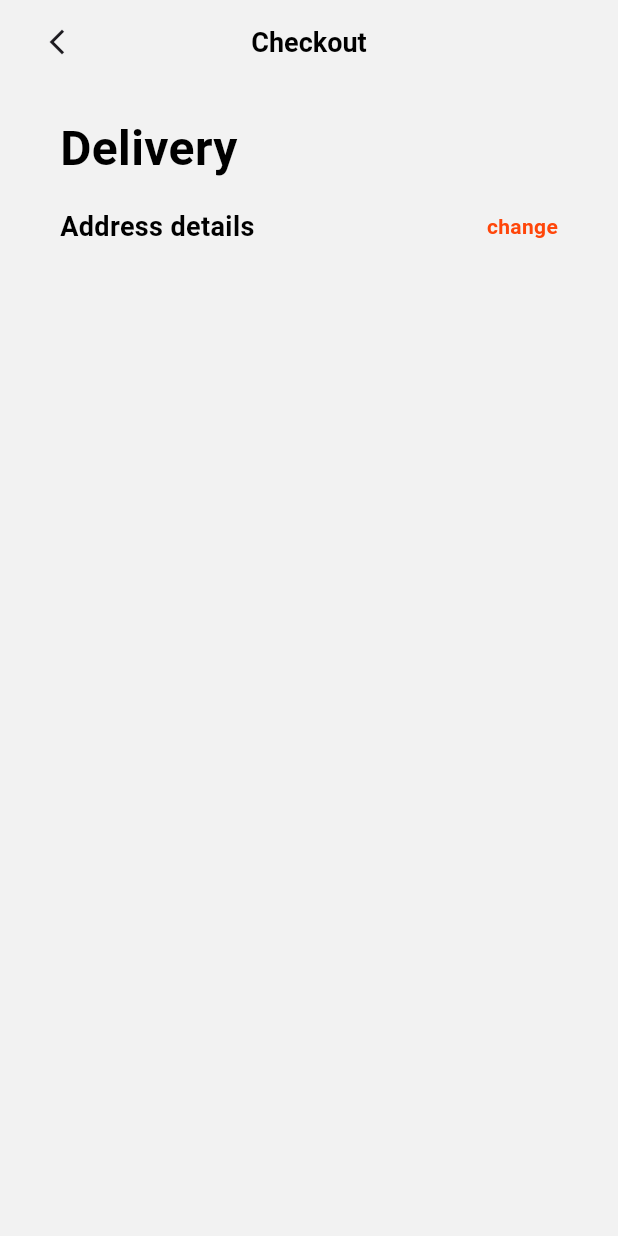
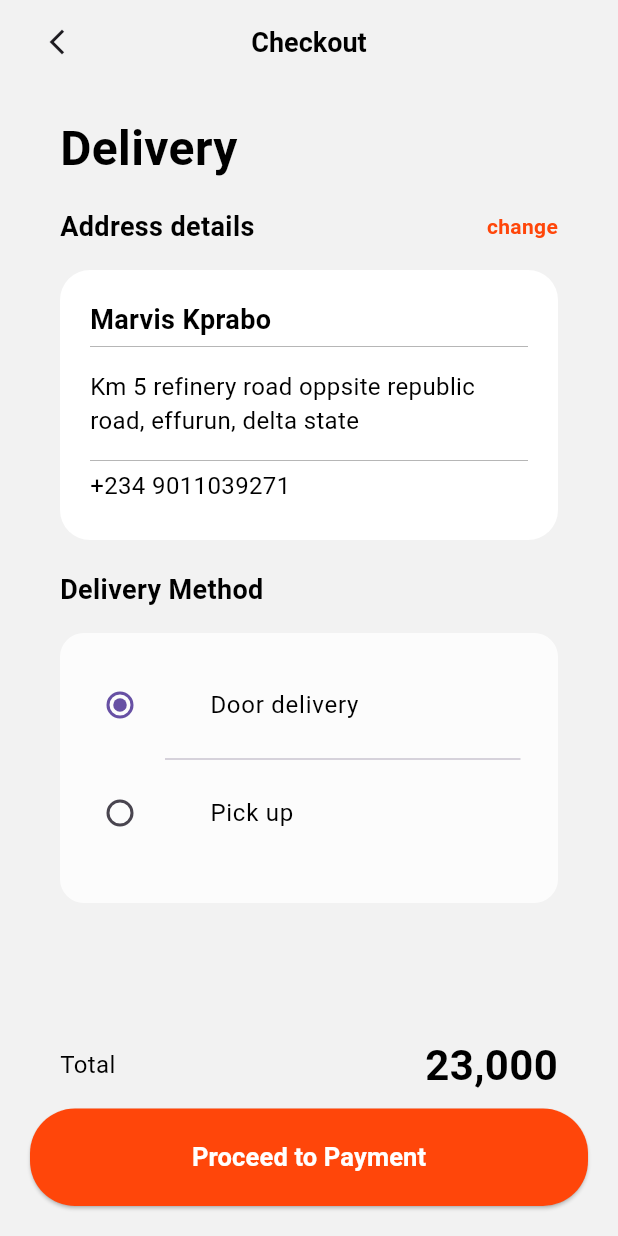
Before and after one commit to ferya2/cafe_app, a Flutter app: the DeliveryPage screen opened directly, on a phone screen of 412 x 824 dp. Run offline on Flutter 3.47's test engine with Material 3 defaults, Android fonts, the phone set to English and light mode, and no system bars; our stand-ins replace carousel_slider, flutter_svg, google_fonts.

Commit message:
penyesuaian pada delivery page

```diff
--- a/app_rest/app_rest/lib/view/delivery.dart
+++ b/app_rest/app_rest/lib/view/delivery.dart
@@ -2,6 +2,7 @@
 
 import 'package:app_rest/constanst/colors/colors.dart';
 import 'package:app_rest/constanst/textstyles/textstyle.dart';
+import 'package:app_rest/view/home.dart';
 import 'package:flutter/material.dart';
 
 class DeliveryPage extends StatefulWidget {
@@ -22,8 +23,10 @@ class _DeliveryPageState extends State<DeliveryPage> {
         leading: Padding(
           padding: const EdgeInsets.only(left: 20),
           child: IconButton(
-            onPressed: () {},
-            icon: Icon(Icons.arrow_back_ios_new_outlined),
+            onPressed: () {
+              Navigator.pop(context);
+            },
+            icon: const Icon(Icons.arrow_back_ios_new_outlined),
             iconSize: 20,
           ),
         ),
@@ -50,8 +53,147 @@ class _DeliveryPageState extends State<DeliveryPage> {
                   'change',
                   style: AppTextStyle.changeDelivery,
                 )
-              ])
+              ]),
+              const SizedBox(
+                height: 16,
+              ),
+              Container(
+                height: 180,
+                width: double.infinity,
+                decoration: BoxDecoration(
+                    color: AppColor.whiteNeutral,
+                    borderRadius: const BorderRadius.all(
+                      Radius.circular(20.0),
+                    )),
+                child: Padding(
+                  padding: const EdgeInsets.only(
+                      left: 20, right: 20, top: 20, bottom: 20),
+                  child: Column(
+                      crossAxisAlignment: CrossAxisAlignment.start,
+                      children: [
+                        Text('Marvis Kprabo',
+                            style: AppTextStyle.appBarTextStyle),
+                        Divider(
+                          color: AppColor.greyNeutral,
+                          thickness: 0.5,
+                          height: 10,
+                        ),
+                        const SizedBox(
+                          height: 10,
+                        ),
+                        Text(
+                            'Km 5 refinery road oppsite republic road, effurun, delta state',
+                            overflow: TextOverflow.clip,
+                            style: AppTextStyle.appBarTextStyle2),
+                        const SizedBox(
+                          height: 10,
+                        ),
+                        Divider(
+                          color: AppColor.greyNeutral,
+                          thickness: 0.5,
+                          height: 10,
+                        ),
+                        Text('+234 9011039271',
+                            style: AppTextStyle.appBarTextStyle2),
+                      ]),
+                ),
+              ),
+              const SizedBox(
+                height: 20,
+              ),
+              Text(
+                'Delivery Method',
+                style: AppTextStyle.appBarTextStyle,
+              ),
+              const SizedBox(height: 16),
+              Container(
+                height: 180,
+                width: double.infinity,
+                decoration: BoxDecoration(
+                    color: AppColor.whiteNeutral.withOpacity(0.8),
+                    borderRadius: const BorderRadius.all(
+                      Radius.circular(16.0),
+                    )),
+                child: ListView(
+                  padding: const EdgeInsets.only(top: 20, bottom: 20),
+                  children: [
+                    ListTile(
+                        leading: Radio(
+                          value: 1,
+                          groupValue: 1,
+                          onChanged: (value) {},
+                        ),
+                        title: Row(
+                          children: [
+                            const SizedBox(width: 20),
+                            Text(
+                              'Door delivery',
+                              style: AppTextStyle.appBarTextStyle2,
+                            ),
+                          ],
+                        )),
+                    const Divider(
+                      thickness: 1,
+                      indent: 70,
+                      endIndent: 25,
+                    ),
+                    ListTile(
+                        leading: Radio(
+                          value: 2,
+                          groupValue: 1,
+                          onChanged: (value) {},
+                        ),
+                        title: Row(
+                          children: [
+                            const SizedBox(width: 20),
+                            Text(
+                              'Pick up',
+                              style: AppTextStyle.appBarTextStyle2,
+                            ),
+                          ],
+                        )),
+                  ],
+                ),
+              ),
+              const SizedBox(height: 88),
+              Row(
+                mainAxisAlignment: MainAxisAlignment.spaceBetween,
+                children: [
+                  Text(
+                    'Total',
+                    style: AppTextStyle.appBarTextStyle2,
+                  ),
+                  Text(
+                    '23,000',
+                    style: AppTextStyle.nameTittleCenter,
+                  )
+                ],
+              )
             ],
+          ),
+        ),
+      ),
+      bottomNavigationBar: Padding(
+        padding: const EdgeInsets.only(left: 20, right: 20, bottom: 20),
+        child: SizedBox(
+          height: 65,
+          width: double.infinity,
+          child: ElevatedButton(
+            style: ElevatedButton.styleFrom(
+              shape: RoundedRectangleBorder(
+                borderRadius: BorderRadius.circular(30),
+              ),
+              backgroundColor: AppColor.primaryColor,
+            ),
+            onPressed: () {
+              Navigator.push(context, MaterialPageRoute(builder: (context) {
+                return const HomePage();
+              }));
+            },
+            child: Text(
+              'Proceed to Payment',
+              style: AppTextStyle.btnSign,
+            ),
           ),
         ),
       ),
```
